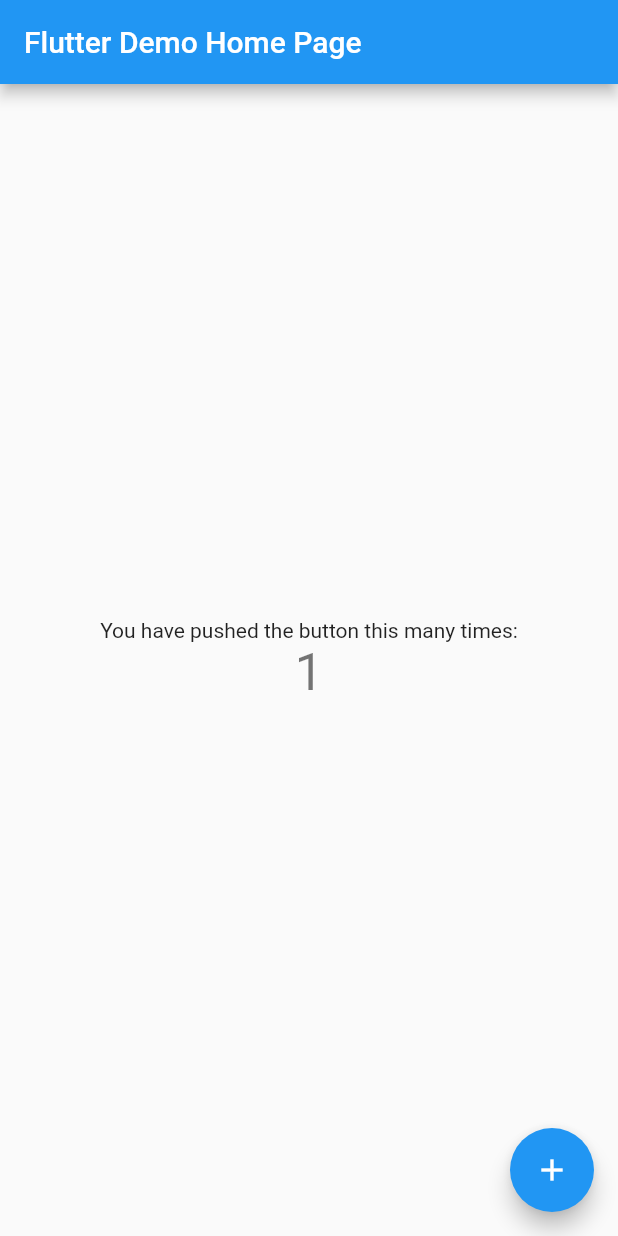
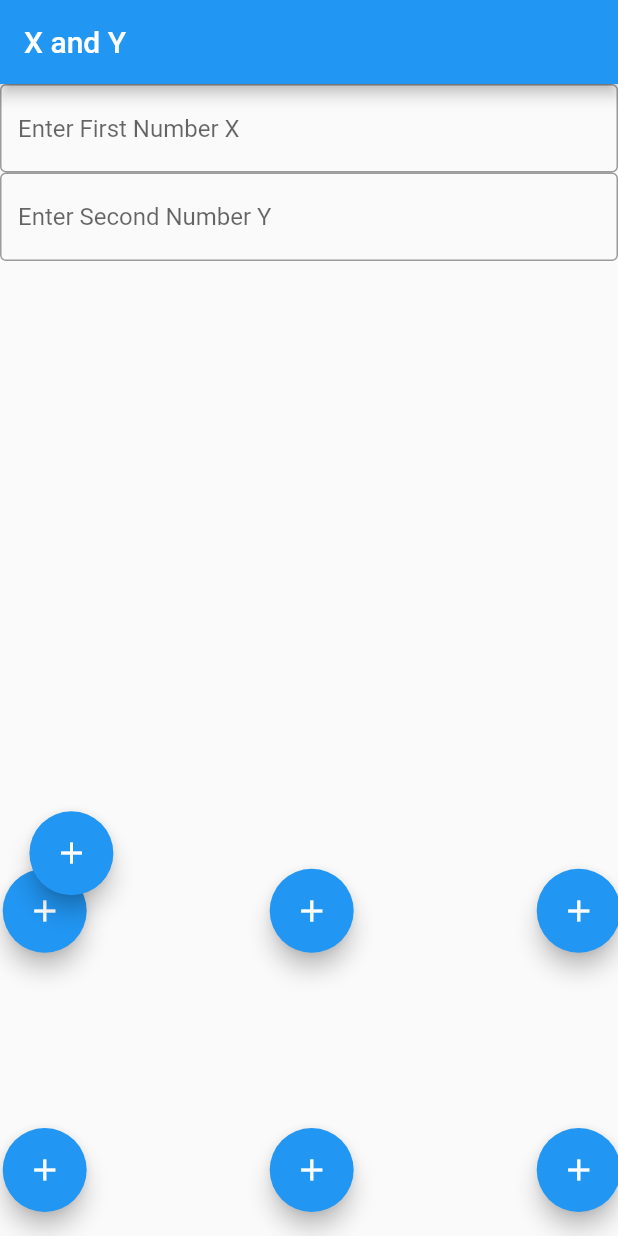
Before and after one commit to M0stu/ClownWare, a Flutter app: the MyHomePage screen opened directly, after a tap on the "add" icon, on a phone screen of 412 x 824 dp. Run offline on Flutter 3.47's test engine with Material 2 defaults, Android fonts, the phone set to English and light mode, and no system bars; our stand-ins replace file_picker, firebase_analytics, firebase_core, get_it; accounts and stored records are empty.

Commit message:
Running well

```diff
--- a/xandy/lib/main.dart
+++ b/xandy/lib/main.dart
@@ -13,7 +13,7 @@
   @override
   Widget build(BuildContext context) {
     return MaterialApp(
-      title: 'Flutter Demo',
+      title: 'X and Y',
       theme: ThemeData(
         // This is the theme of your application.
         //
@@ -26,7 +26,7 @@
         // is not restarted.
         primarySwatch: Colors.blue,
       ),
-      home: const MyHomePage(title: 'Flutter Demo Home Page'),
+      home: const MyHomePage(title: 'X and Y'),
     );
   }
 }
@@ -65,6 +65,13 @@
 
   @override
   Widget build(BuildContext context) {
+    Calculator cal = new Calculator();
+
+    final x = new TextEditingController();
+
+    final y = new TextEditingController();
+    int z;
+    String result;
     // This method is rerun every time setState is called, for instance as done
     // by the _incrementCounter method above.
     //
@@ -95,23 +102,179 @@
           // center the children vertically; the main axis here is the vertical
           // axis because Columns are vertical (the cross axis would be
           // horizontal).
-          mainAxisAlignment: MainAxisAlignment.center,
+          mainAxisAlignment: MainAxisAlignment.start,
           children: <Widget>[
-            const Text(
-              'You have pushed the button this many times:',
+            TextField(
+              controller: x,
+              decoration: InputDecoration(
+                border: OutlineInputBorder(),
+                hintText: 'Enter First Number X',
+              ),
             ),
-            Text(
-              '$_counter',
-              style: Theme.of(context).textTheme.headline4,
+            TextField(
+              controller: y,
+              decoration: InputDecoration(
+                border: OutlineInputBorder(),
+                hintText: 'Enter Second Number Y',
+              ),
             ),
           ],
         ),
+      ), //start
+
+      floatingActionButton: Stack(
+        children: <Widget>[
+          Align(
+            alignment: Alignment(1.1, 0.550), //center right
+            child: FloatingActionButton(
+              onPressed: () => {
+                z = cal.addTwoNumbers(int.parse(x.text), int.parse(y.text)),
+                result = z.toString(),
+                showDialog(
+                  context: context,
+                  builder: (context) {
+                    return AlertDialog(
+                      // Retrieve the text the that user has entered by using the
+                      // TextEditingController.
+                      content: Text(result),
+                    );
+                  },
+                ),
+              },
+              tooltip: 'Add',
+              child: const Icon(Icons.add),
+            ),
+          ),
+          Align(
+            alignment: Alignment(0.100, 0.550), //center middle
+            child: FloatingActionButton(
+              onPressed: () => {
+                z = cal.subTwoNumbers(int.parse(x.text), int.parse(y.text)),
+                result = z.toString(),
+                showDialog(
+                  context: context,
+                  builder: (context) {
+                    return AlertDialog(
+                      // Retrieve the text the that user has entered by using the
+                      // TextEditingController.
+                      content: Text(result),
+                    );
+                  },
+                ),
+              },
+              tooltip: 'Add',
+              child: const Icon(Icons.add),
+            ),
+          ),
+          Align(
+            alignment: Alignment(-0.9, 1.0), //bottom left
+            child: FloatingActionButton(
+              onPressed: () => {
+                z = cal.subTwoNumbers(int.parse(x.text), int.parse(y.text)),
+                result = z.toString(),
+                showDialog(
+                  context: context,
+                  builder: (context) {
+                    return AlertDialog(
+                      // Retrieve the text the that user has entered by using the
+                      // TextEditingController.
+                      content: Text(result),
+                    );
+                  },
+                ),
+              },
+              tooltip: 'Add',
+              child: const Icon(Icons.add),
+            ),
+          ),
+          Align(
+            alignment: Alignment(-0.9, 0.550), //center left
+            child: FloatingActionButton(
+              onPressed: () => {
+                z = cal.subTwoNumbers(int.parse(x.text), int.parse(y.text)),
+                result = z.toString(),
+                showDialog(
+                  context: context,
+                  builder: (context) {
+                    return AlertDialog(
+                      // Retrieve the text the that user has entered by using the
+                      // TextEditingController.
+                      content: Text(result),
+                    );
+                  },
+                ),
+              },
+              tooltip: 'Add',
+              child: const Icon(Icons.add),
+            ),
+          ),
+          Align(
+            alignment: Alignment(0.1, 1.0), // bottom center
+            child: FloatingActionButton(
+              onPressed: () => {
+                z = cal.subTwoNumbers(int.parse(x.text), int.parse(y.text)),
+                result = z.toString(),
+                showDialog(
+                  context: context,
+                  builder: (context) {
+                    return AlertDialog(
+                      // Retrieve the text the that user has entered by using the
+                      // TextEditingController.
+                      content: Text(result),
+                    );
+                  },
+                ),
+              },
+              tooltip: 'Add',
+              child: const Icon(Icons.add),
+            ),
+          ),
+          Align(
+            alignment: Alignment(1.10, 1.0),
+            child: FloatingActionButton(
+              onPressed: () => {
+                z = cal.subTwoNumbers(int.parse(x.text), int.parse(y.text)),
+                result = z.toString(),
+                showDialog(
+                  context: context,
+                  builder: (context) {
+                    return AlertDialog(
+                      // Retrieve the text the that user has entered by using the
+                      // TextEditingController.
+                      content: Text(result),
+                    );
+                  },
+                ),
+              },
+              tooltip: 'Add',
+              child: const Icon(Icons.add),
+            ),
+          ),
+          Align(
+            alignment: Alignment(-0.8, 0.450),
+            child: FloatingActionButton(
+              onPressed: () => {
+                z = cal.subTwoNumbers(int.parse(x.text), int.parse(y.text)),
+                result = z.toString(),
+                showDialog(
+                  context: context,
+                  builder: (context) {
+                    return AlertDialog(
+                      // Retrieve the text the that user has entered by using the
+                      // TextEditingController.
+                      content: Text(result),
+                    );
+                  },
+                ),
+              },
+              tooltip: 'Add',
+              child: const Icon(Icons.add),
+            ),
+          ),
+        ],
       ),
-      floatingActionButton: FloatingActionButton(
-        onPressed: _incrementCounter,
-        tooltip: 'Increment',
-        child: const Icon(Icons.add),
-      ), // This trailing comma makes auto-formatting nicer for build methods.
+
+      // This trailing comma makes auto-formatting nicer for build methods.
     );
   }
 }
--- a/xandy/operations/lib/operations.dart
+++ b/xandy/operations/lib/operations.dart
@@ -16,8 +16,3 @@
   double tanVal(int value) => tan(value);
   num powerVal(int val, int exponent) => pow(val, exponent);
 }
-
-void main() {
-  Calculator calc = Calculator();
-  calc.addOne(4);
-}
```
Also changed, not shown: 2 other files.
